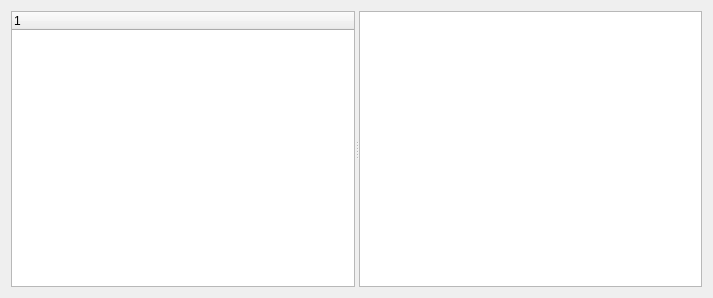
Qt form som_gui/module/predefined_property_set/qt/CompareWidget.ui (c-mellueh/SOM-Toolkit) before a commit.
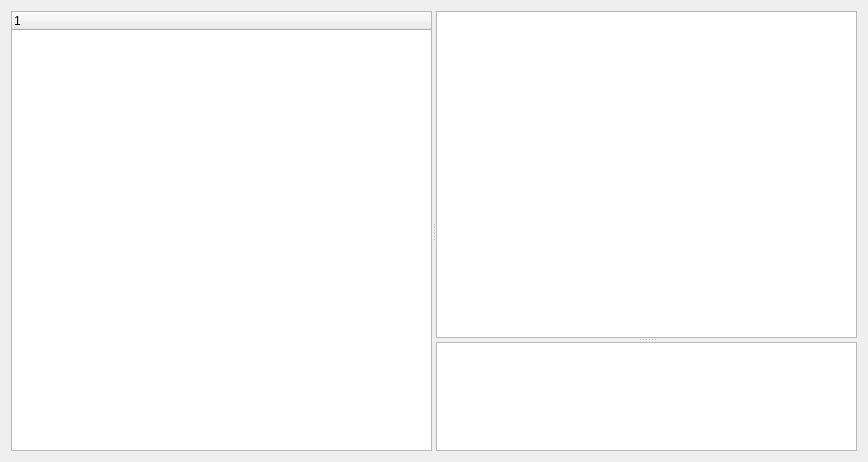
The same form after that commit. Custom widgets are drawn as their Qt base class.

Commit message: create info table

What changed in the file:
```diff
--- a/som_gui/module/predefined_property_set/qt/CompareWidget.ui
+++ b/som_gui/module/predefined_property_set/qt/CompareWidget.ui
@@ -6,8 +6,8 @@
             <rect>
                 <x>0</x>
                 <y>0</y>
-                <width>713</width>
-                <height>298</height>
+                <width>868</width>
+                <height>462</height>
             </rect>
         </property>
         <property name="windowTitle">
@@ -15,13 +15,7 @@
         </property>
         <layout class="QVBoxLayout" name="verticalLayout">
             <item>
-                <widget class="QSplitter" name="splitter">
-                    <property name="sizePolicy">
-                        <sizepolicy hsizetype="Expanding" vsizetype="Preferred">
-                            <horstretch>0</horstretch>
-                            <verstretch>1</verstretch>
-                        </sizepolicy>
-                    </property>
+                <widget class="QSplitter" name="splitter_2">
                     <property name="orientation">
                         <enum>Qt::Horizontal</enum>
                     </property>
@@ -38,11 +32,15 @@
                             </property>
                         </column>
                     </widget>
+                    <widget class="QSplitter" name="splitter">
+                        <property name="orientation">
+                            <enum>Qt::Vertical</enum>
+                        </property>
                     <widget class="QTableWidget" name="table_widget_values">
                         <property name="sizePolicy">
-                            <sizepolicy hsizetype="Expanding" vsizetype="Preferred">
+                                <sizepolicy hsizetype="Expanding" vsizetype="MinimumExpanding">
                                 <horstretch>0</horstretch>
-                                <verstretch>0</verstretch>
+                                    <verstretch>3</verstretch>
                             </sizepolicy>
                         </property>
                         <property name="selectionMode">
@@ -51,6 +49,18 @@
                         <attribute name="horizontalHeaderStretchLastSection">
                             <bool>true</bool>
                         </attribute>
+                        </widget>
+                        <widget class="QTableWidget" name="table_infos">
+                            <property name="sizePolicy">
+                                <sizepolicy hsizetype="Expanding" vsizetype="Maximum">
+                                    <horstretch>0</horstretch>
+                                    <verstretch>1</verstretch>
+                                </sizepolicy>
+                            </property>
+                            <attribute name="horizontalHeaderStretchLastSection">
+                                <bool>true</bool>
+                            </attribute>
+                        </widget>
                     </widget>
                 </widget>
             </item>
```
Lines whose indentation alone changed are shown as unchanged. The commit also changes 9 other files.
